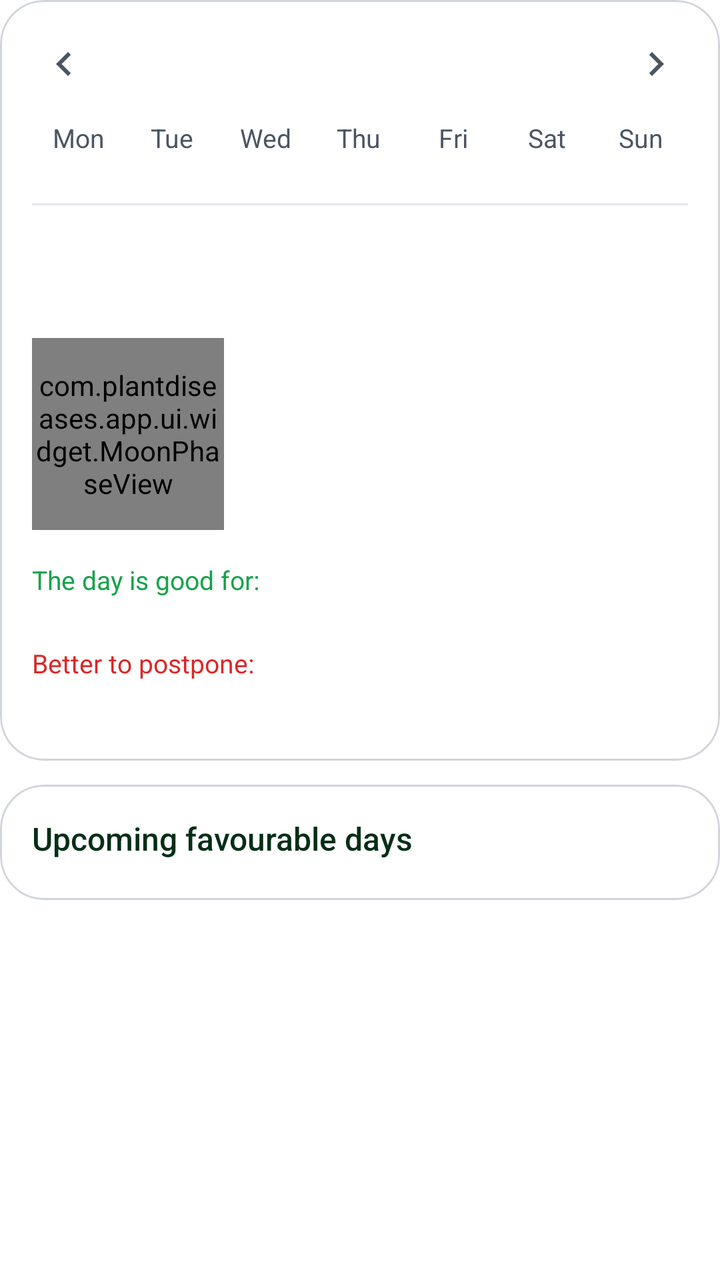
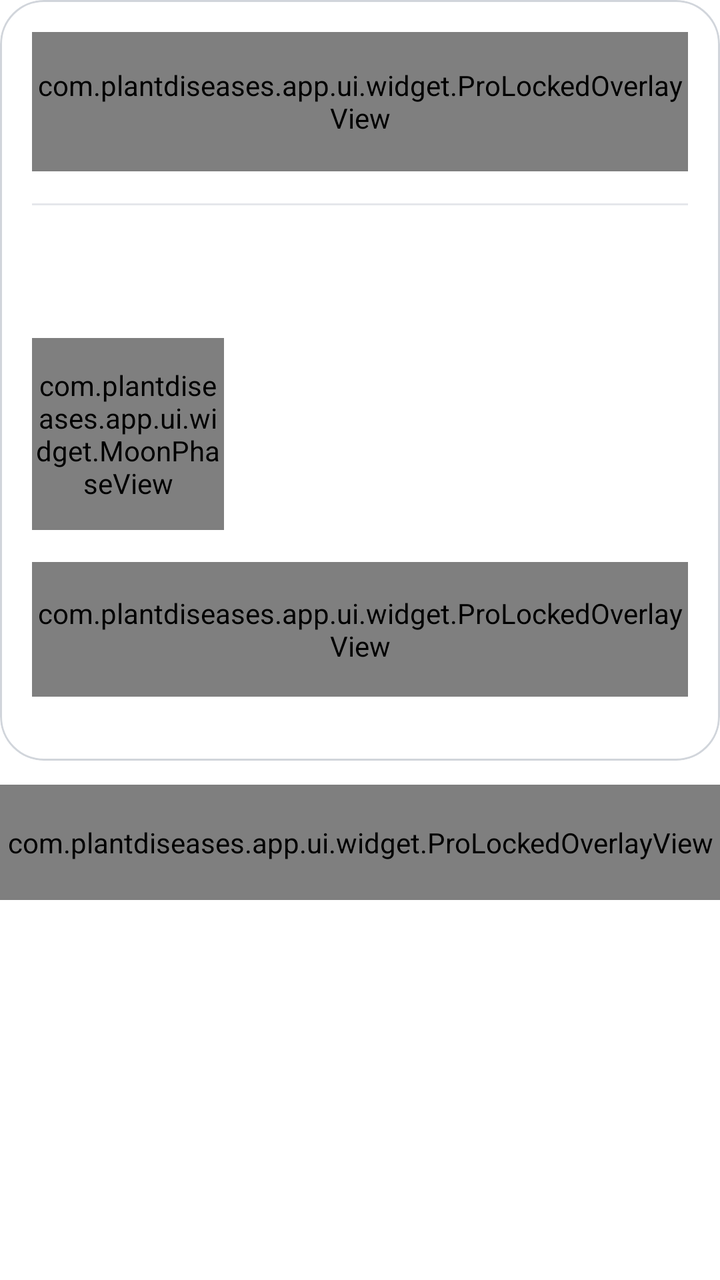

Screens rendered from an Android XML layout before and after an edit, with the pre-edit source and the edit as a unified diff.
<!-- AndroidManifest.xml: application theme Theme.PlantDiseases -->
<!-- res/layout/view_lunar_calendar.xml -->
<?xml version="1.0" encoding="utf-8"?>
<LinearLayout xmlns:android="http://schemas.android.com/apk/res/android"
    xmlns:app="http://schemas.android.com/apk/res-auto"
    android:id="@+id/lunar_root"
    android:layout_width="match_parent"
    android:layout_height="wrap_content"
    android:orientation="vertical">

    
    <com.google.android.material.card.MaterialCardView
        style="@style/App.GlassCard"
        android:layout_width="match_parent"
        android:layout_height="wrap_content"
        app:cardBackgroundColor="@color/surface">

        <LinearLayout
            android:layout_width="match_parent"
            android:layout_height="wrap_content"
            android:orientation="vertical">

            <LinearLayout
                android:layout_width="match_parent"
                android:layout_height="wrap_content"
                android:gravity="center_vertical"
                android:orientation="horizontal">

                <ImageView
                    android:id="@+id/lunar_prev"
                    android:layout_width="32dp"
                    android:layout_height="32dp"
                    android:background="?attr/selectableItemBackgroundBorderless"
                    android:contentDescription="@string/lunar_prev_month"
                    android:padding="4dp"
                    android:rotation="180"
                    android:src="@drawable/ic_chevron_right"
                    app:tint="@color/on_surface_secondary" />

                <TextView
                    android:id="@+id/lunar_month_label"
                    android:layout_width="0dp"
                    android:layout_height="wrap_content"
                    android:layout_weight="1"
                    android:fontFamily="sans-serif-medium"
                    android:gravity="center"
                    android:textColor="@color/on_surface"
                    android:textSize="@dimen/text_title_sm" />

                <ImageView
                    android:id="@+id/lunar_next"
                    android:layout_width="32dp"
                    android:layout_height="32dp"
                    android:background="?attr/selectableItemBackgroundBorderless"
                    android:contentDescription="@string/lunar_next_month"
                    android:padding="4dp"
                    android:src="@drawable/ic_chevron_right"
                    app:tint="@color/on_surface_secondary" />
            </LinearLayout>

            <LinearLayout
                android:id="@+id/lunar_dow_row"
                android:layout_width="match_parent"
                android:layout_height="wrap_content"
                android:layout_marginTop="@dimen/space_md"
                android:orientation="horizontal">

                <TextView
                    android:layout_width="0dp"
                    android:layout_height="wrap_content"
                    android:layout_weight="1"
                    android:gravity="center"
                    android:text="@string/lunar_dow_mon"
                    android:textColor="@color/on_surface_secondary"
                    android:textSize="@dimen/text_body_sm" />

                <TextView
                    android:layout_width="0dp"
                    android:layout_height="wrap_content"
                    android:layout_weight="1"
                    android:gravity="center"
                    android:text="@string/lunar_dow_tue"
                    android:textColor="@color/on_surface_secondary"
                    android:textSize="@dimen/text_body_sm" />

                <TextView
                    android:layout_width="0dp"
                    android:layout_height="wrap_content"
                    android:layout_weight="1"
                    android:gravity="center"
                    android:text="@string/lunar_dow_wed"
                    android:textColor="@color/on_surface_secondary"
                    android:textSize="@dimen/text_body_sm" />

                <TextView
                    android:layout_width="0dp"
                    android:layout_height="wrap_content"
                    android:layout_weight="1"
                    android:gravity="center"
                    android:text="@string/lunar_dow_thu"
                    android:textColor="@color/on_surface_secondary"
                    android:textSize="@dimen/text_body_sm" />

                <TextView
                    android:layout_width="0dp"
                    android:layout_height="wrap_content"
                    android:layout_weight="1"
                    android:gravity="center"
                    android:text="@string/lunar_dow_fri"
                    android:textColor="@color/on_surface_secondary"
                    android:textSize="@dimen/text_body_sm" />

                <TextView
                    android:layout_width="0dp"
                    android:layout_height="wrap_content"
                    android:layout_weight="1"
                    android:gravity="center"
                    android:text="@string/lunar_dow_sat"
                    android:textColor="@color/on_surface_secondary"
                    android:textSize="@dimen/text_body_sm" />

                <TextView
                    android:layout_width="0dp"
                    android:layout_height="wrap_content"
                    android:layout_weight="1"
                    android:gravity="center"
                    android:text="@string/lunar_dow_sun"
                    android:textColor="@color/on_surface_secondary"
                    android:textSize="@dimen/text_body_sm" />
            </LinearLayout>

            <GridLayout
                android:id="@+id/lunar_grid"
                android:layout_width="match_parent"
                android:layout_height="wrap_content"
                android:layout_marginTop="@dimen/space_sm"
                android:columnCount="7" />

            <View
                android:layout_width="match_parent"
                android:layout_height="1dp"
                android:layout_marginTop="@dimen/space_lg"
                android:background="@color/divider" />

            
            <LinearLayout
                android:id="@+id/lunar_day_panel"
                android:layout_width="match_parent"
                android:layout_height="wrap_content"
                android:layout_marginTop="@dimen/space_lg"
                android:orientation="vertical">

                <TextView
                    android:id="@+id/lunar_today_title"
                    android:layout_width="match_parent"
                    android:layout_height="wrap_content"
                    android:fontFamily="sans-serif-medium"
                    android:textColor="@color/primary"
                    android:textSize="@dimen/text_title_sm" />

                <TextView
                    android:id="@+id/lunar_category_note"
                    android:layout_width="match_parent"
                    android:layout_height="wrap_content"
                    android:layout_marginTop="2dp"
                    android:textColor="@color/on_surface_secondary"
                    android:textSize="@dimen/text_caption" />

                <TextView
                    android:id="@+id/lunar_range_note"
                    android:layout_width="match_parent"
                    android:layout_height="wrap_content"
                    android:layout_marginTop="2dp"
                    android:textColor="@color/warning_amber"
                    android:textSize="@dimen/text_caption"
                    android:visibility="gone" />

                <LinearLayout
                    android:layout_width="match_parent"
                    android:layout_height="wrap_content"
                    android:layout_marginTop="@dimen/space_md"
                    android:gravity="center_vertical"
                    android:orientation="horizontal">

                    <com.plantdiseases.app.ui.widget.MoonPhaseView
                        android:id="@+id/lunar_moon"
                        android:layout_width="96dp"
                        android:layout_height="96dp" />

                    <LinearLayout
                        android:layout_width="0dp"
                        android:layout_height="wrap_content"
                        android:layout_marginStart="@dimen/space_lg"
                        android:layout_weight="1"
                        android:orientation="vertical">

                        <TextView
                            android:id="@+id/lunar_phase_name"
                            android:layout_width="match_parent"
                            android:layout_height="wrap_content"
                            android:textColor="@color/on_surface"
                            android:textSize="@dimen/text_title_sm" />

                        <LinearLayout
                            android:layout_width="match_parent"
                            android:layout_height="wrap_content"
                            android:layout_marginTop="2dp"
                            android:gravity="center_vertical"
                            android:orientation="horizontal">

                            <ImageView
                                android:id="@+id/lunar_sign_icon"
                                android:layout_width="20dp"
                                android:layout_height="20dp"
                                android:contentDescription="@null"
                                android:importantForAccessibility="no"
                                app:tint="@color/primary" />

                            <TextView
                                android:id="@+id/lunar_sign"
                                android:layout_width="0dp"
                                android:layout_height="wrap_content"
                                android:layout_marginStart="@dimen/space_xs"
                                android:layout_weight="1"
                                android:textColor="@color/on_surface"
                                android:textSize="@dimen/text_body" />
                        </LinearLayout>
                    </LinearLayout>
                </LinearLayout>

                <TextView
                    android:id="@+id/lunar_good_label"
                    android:layout_width="match_parent"
                    android:layout_height="wrap_content"
                    android:layout_marginTop="@dimen/space_lg"
                    android:text="@string/lunar_good_for"
                    android:textColor="@color/primary"
                    android:textSize="@dimen/text_body_sm" />

                <LinearLayout
                    android:id="@+id/lunar_good_tasks"
                    android:layout_width="match_parent"
                    android:layout_height="wrap_content"
                    android:layout_marginTop="@dimen/space_sm"
                    android:orientation="horizontal" />

                <TextView
                    android:id="@+id/lunar_avoid_label"
                    android:layout_width="match_parent"
                    android:layout_height="wrap_content"
                    android:layout_marginTop="@dimen/space_lg"
                    android:text="@string/lunar_avoid"
                    android:textColor="@color/disease_red"
                    android:textSize="@dimen/text_body_sm" />

                <LinearLayout
                    android:id="@+id/lunar_avoid_tasks"
                    android:layout_width="match_parent"
                    android:layout_height="wrap_content"
                    android:layout_marginTop="@dimen/space_sm"
                    android:orientation="horizontal" />

                
                <LinearLayout
                    android:id="@+id/lunar_category_breakdown"
                    android:layout_width="match_parent"
                    android:layout_height="wrap_content"
                    android:layout_marginTop="@dimen/space_lg"
                    android:orientation="vertical"
                    android:visibility="gone" />
            </LinearLayout>

            <LinearLayout
                android:id="@+id/lunar_legend"
                android:layout_width="match_parent"
                android:layout_height="wrap_content"
                android:layout_marginTop="@dimen/space_lg"
                android:orientation="vertical" />
        </LinearLayout>
    </com.google.android.material.card.MaterialCardView>

    
    <com.google.android.material.card.MaterialCardView
        android:id="@+id/lunar_upcoming_card"
        style="@style/App.GlassCard"
        android:layout_width="match_parent"
        android:layout_height="wrap_content"
        android:layout_marginTop="@dimen/space_md"
        app:cardBackgroundColor="@color/surface">

        <LinearLayout
            android:layout_width="match_parent"
            android:layout_height="wrap_content"
            android:orientation="vertical">

            <TextView
                android:layout_width="match_parent"
                android:layout_height="wrap_content"
                android:fontFamily="sans-serif-medium"
                android:text="@string/lunar_upcoming"
                android:textColor="@color/on_surface"
                android:textSize="@dimen/text_title_sm" />

            <LinearLayout
                android:id="@+id/lunar_upcoming_list"
                android:layout_width="match_parent"
                android:layout_height="wrap_content"
                android:layout_marginTop="@dimen/space_xs"
                android:orientation="vertical" />
        </LinearLayout>
    </com.google.android.material.card.MaterialCardView>
</LinearLayout>
<!-- resources referenced by this layout -->
<resources>
  <color name="disease_red">#DC2626</color>
  <color name="divider">#E5E7EB</color>
  <color name="on_surface">#052E16</color>
  <color name="on_surface_secondary">#4B5563</color>
  <color name="primary">#16A34A</color>
  <color name="surface">#FFFFFF</color>
  <color name="warning_amber">#D97706</color>
  <dimen name="space_lg">16dp</dimen>
  <dimen name="space_md">12dp</dimen>
  <dimen name="space_sm">8dp</dimen>
  <dimen name="space_xs">4dp</dimen>
  <dimen name="text_body">14sp</dimen>
  <dimen name="text_body_sm">13sp</dimen>
  <dimen name="text_caption">11sp</dimen>
  <dimen name="text_title_sm">16sp</dimen>
  <!-- drawable ic_chevron_right (drawable) -->
  <vector xmlns:android="http://schemas.android.com/apk/res/android" android:width="24dp" android:height="24dp" android:viewportWidth="24" android:viewportHeight="24">
      <path android:fillColor="#000000" android:pathData="M10,6L8.59,7.41 13.17,12l-4.58,4.59L10,18l6,-6z"/>
  </vector>
  <string name="lunar_avoid">Better to postpone:</string>
  <string name="lunar_dow_fri">Fri</string>
  <string name="lunar_dow_mon">Mon</string>
  <string name="lunar_dow_sat">Sat</string>
  <string name="lunar_dow_sun">Sun</string>
  <string name="lunar_dow_thu">Thu</string>
  <string name="lunar_dow_tue">Tue</string>
  <string name="lunar_dow_wed">Wed</string>
  <string name="lunar_good_for">The day is good for:</string>
  <string name="lunar_next_month">Next month</string>
  <string name="lunar_prev_month">Previous month</string>
  <string name="lunar_upcoming">Upcoming favourable days</string>
  <style name="App.GlassCard" parent="Widget.Material3.CardView.Filled">
          <item name="cardBackgroundColor">?attr/colorSurfaceContainerLow</item>
          <item name="cardCornerRadius">@dimen/radius_lg</item>
          <item name="cardElevation">0dp</item>
          <item name="strokeWidth">@dimen/glass_stroke_width</item>
          <item name="strokeColor">@color/card_stroke</item>
          <item name="contentPadding">@dimen/space_lg</item>
      </style>
  <dimen name="radius_lg">22dp</dimen>
  <dimen name="glass_stroke_width">1dp</dimen>
  <color name="card_stroke">#D1D5DB</color>
  <color name="primary_dark">#15803D</color>
  <color name="on_primary">#FFFFFF</color>
  <color name="primary_light">#DCFCE7</color>
  <color name="secondary">#4ADE80</color>
  <color name="on_secondary">#052E16</color>
  <color name="background">#FFFFFF</color>
  <style name="App.Animation.Navigation" parent="@android:style/Animation.Activity">
          <item name="android:activityOpenEnterAnimation">@anim/navigation_forward_enter</item>
          <item name="android:activityOpenExitAnimation">@anim/navigation_forward_exit</item>
          <item name="android:activityCloseEnterAnimation">@anim/navigation_back_enter</item>
          <item name="android:activityCloseExitAnimation">@anim/navigation_back_exit</item>
      </style>
  <color name="surface_variant">#F0FDF4</color>
  <color name="surface_container_low">#F4FBF6</color>
  <color name="surface_container">#ECF7F0</color>
  <style name="App.FAB" parent="Widget.Material3.FloatingActionButton.Primary">
          <item name="backgroundTint">@color/primary</item>
          <item name="tint">@color/on_primary</item>
          <item name="rippleColor">@color/primary_dark</item>
          <item name="elevation">6dp</item>
          <item name="hoveredFocusedTranslationZ">8dp</item>
          <item name="pressedTranslationZ">10dp</item>
      </style>
  <style name="ShapeAppearance.App.Button" parent="ShapeAppearance.Material3.Corner.Large">
          <item name="cornerSize">24dp</item>
      </style>
  <dimen name="space_2xl">24dp</dimen>
  <!-- unchanged entries left out for length: 3 -->
</resources>

<!-- the commit's change to res/layout/view_lunar_calendar.xml (unified diff, before → after) -->
@@ -18,11 +18,21 @@
             android:layout_height="wrap_content"
             android:orientation="vertical">
 
-            <LinearLayout
-                android:layout_width="match_parent"
-                android:layout_height="wrap_content"
-                android:gravity="center_vertical"
-                android:orientation="horizontal">
+            <FrameLayout
+                android:layout_width="match_parent"
+                android:layout_height="wrap_content">
+
+                <LinearLayout
+                    android:id="@+id/lunar_month_preview"
+                    android:layout_width="match_parent"
+                    android:layout_height="wrap_content"
+                    android:orientation="vertical">
+
+                    <LinearLayout
+                        android:layout_width="match_parent"
+                        android:layout_height="wrap_content"
+                        android:gravity="center_vertical"
+                        android:orientation="horizontal">
 
                 <ImageView
                     android:id="@+id/lunar_prev"
@@ -54,14 +64,14 @@
                     android:padding="4dp"
                     android:src="@drawable/ic_chevron_right"
                     app:tint="@color/on_surface_secondary" />
-            </LinearLayout>
-
-            <LinearLayout
-                android:id="@+id/lunar_dow_row"
-                android:layout_width="match_parent"
-                android:layout_height="wrap_content"
-                android:layout_marginTop="@dimen/space_md"
-                android:orientation="horizontal">
+                    </LinearLayout>
+
+                    <LinearLayout
+                        android:id="@+id/lunar_dow_row"
+                        android:layout_width="match_parent"
+                        android:layout_height="wrap_content"
+                        android:layout_marginTop="@dimen/space_md"
+                        android:orientation="horizontal">
 
                 <TextView
                     android:layout_width="0dp"
@@ -125,14 +135,21 @@
                     android:text="@string/lunar_dow_sun"
                     android:textColor="@color/on_surface_secondary"
                     android:textSize="@dimen/text_body_sm" />
-            </LinearLayout>
-
-            <GridLayout
-                android:id="@+id/lunar_grid"
-                android:layout_width="match_parent"
-                android:layout_height="wrap_content"
-                android:layout_marginTop="@dimen/space_sm"
-                android:columnCount="7" />
+                    </LinearLayout>
+
+                    <GridLayout
+                        android:id="@+id/lunar_grid"
+                        android:layout_width="match_parent"
+                        android:layout_height="wrap_content"
+                        android:layout_marginTop="@dimen/space_sm"
+                        android:columnCount="7" />
+                </LinearLayout>
+
+                <com.plantdiseases.app.ui.widget.ProLockedOverlayView
+                    android:id="@+id/lunar_month_gate"
+                    android:layout_width="match_parent"
+                    android:layout_height="match_parent" />
+            </FrameLayout>
 
             <View
                 android:layout_width="match_parent"
@@ -226,46 +243,62 @@
                     </LinearLayout>
                 </LinearLayout>
 
-                <TextView
-                    android:id="@+id/lunar_good_label"
-                    android:layout_width="match_parent"
-                    android:layout_height="wrap_content"
-                    android:layout_marginTop="@dimen/space_lg"
-                    android:text="@string/lunar_good_for"
-                    android:textColor="@color/primary"
-                    android:textSize="@dimen/text_body_sm" />
-
-                <LinearLayout
-                    android:id="@+id/lunar_good_tasks"
-                    android:layout_width="match_parent"
-                    android:layout_height="wrap_content"
-                    android:layout_marginTop="@dimen/space_sm"
-                    android:orientation="horizontal" />
-
-                <TextView
-                    android:id="@+id/lunar_avoid_label"
-                    android:layout_width="match_parent"
-                    android:layout_height="wrap_content"
-                    android:layout_marginTop="@dimen/space_lg"
-                    android:text="@string/lunar_avoid"
-                    android:textColor="@color/disease_red"
-                    android:textSize="@dimen/text_body_sm" />
-
-                <LinearLayout
-                    android:id="@+id/lunar_avoid_tasks"
-                    android:layout_width="match_parent"
-                    android:layout_height="wrap_content"
-                    android:layout_marginTop="@dimen/space_sm"
-                    android:orientation="horizontal" />
-
-                
-                <LinearLayout
-                    android:id="@+id/lunar_category_breakdown"
-                    android:layout_width="match_parent"
-                    android:layout_height="wrap_content"
-                    android:layout_marginTop="@dimen/space_lg"
-                    android:orientation="vertical"
-                    android:visibility="gone" />
+                <FrameLayout
+                    android:layout_width="match_parent"
+                    android:layout_height="wrap_content"
+                    android:layout_marginTop="@dimen/space_lg">
+
+                    <LinearLayout
+                        android:id="@+id/lunar_recommendations_preview"
+                        android:layout_width="match_parent"
+                        android:layout_height="wrap_content"
+                        android:orientation="vertical">
+
+                        <TextView
+                            android:id="@+id/lunar_good_label"
+                            android:layout_width="match_parent"
+                            android:layout_height="wrap_content"
+                            android:text="@string/lunar_good_for"
+                            android:textColor="@color/primary"
+                            android:textSize="@dimen/text_body_sm" />
+
+                        <LinearLayout
+                            android:id="@+id/lunar_good_tasks"
+                            android:layout_width="match_parent"
+                            android:layout_height="wrap_content"
+                            android:layout_marginTop="@dimen/space_sm"
+                            android:orientation="horizontal" />
+
+                        <TextView
+                            android:id="@+id/lunar_avoid_label"
+                            android:layout_width="match_parent"
+                            android:layout_height="wrap_content"
+                            android:layout_marginTop="@dimen/space_lg"
+                            android:text="@string/lunar_avoid"
+                            android:textColor="@color/disease_red"
+                            android:textSize="@dimen/text_body_sm" />
+
+                        <LinearLayout
+                            android:id="@+id/lunar_avoid_tasks"
+                            android:layout_width="match_parent"
+                            android:layout_height="wrap_content"
+                            android:layout_marginTop="@dimen/space_sm"
+                            android:orientation="horizontal" />
+
+                        
+                        <LinearLayout
+                            android:id="@+id/lunar_category_breakdown"
+                            android:layout_width="match_parent"
+                            android:layout_height="wrap_content"
+                            android:orientation="vertical"
+                            android:visibility="gone" />
+                    </LinearLayout>
+
+                    <com.plantdiseases.app.ui.widget.ProLockedOverlayView
+                        android:id="@+id/lunar_recommendations_gate"
+                        android:layout_width="match_parent"
+                        android:layout_height="match_parent" />
+                </FrameLayout>
             </LinearLayout>
 
             <LinearLayout
@@ -278,33 +311,44 @@
     </com.google.android.material.card.MaterialCardView>
 
     
-    <com.google.android.material.card.MaterialCardView
-        android:id="@+id/lunar_upcoming_card"
-        style="@style/App.GlassCard"
+    <FrameLayout
+        android:id="@+id/lunar_upcoming_frame"
         android:layout_width="match_parent"
         android:layout_height="wrap_content"
-        android:layout_marginTop="@dimen/space_md"
-        app:cardBackgroundColor="@color/surface">
-
-        <LinearLayout
+        android:layout_marginTop="@dimen/space_md">
+
+        <com.google.android.material.card.MaterialCardView
+            android:id="@+id/lunar_upcoming_card"
+            style="@style/App.GlassCard"
             android:layout_width="match_parent"
             android:layout_height="wrap_content"
-            android:orientation="vertical">
-
-            <TextView
+            app:cardBackgroundColor="@color/surface">
+
+            <LinearLayout
                 android:layout_width="match_parent"
                 android:layout_height="wrap_content"
-                android:fontFamily="sans-serif-medium"
-                android:text="@string/lunar_upcoming"
-                android:textColor="@color/on_surface"
-                android:textSize="@dimen/text_title_sm" />
-
-            <LinearLayout
-                android:id="@+id/lunar_upcoming_list"
-                android:layout_width="match_parent"
-                android:layout_height="wrap_content"
-                android:layout_marginTop="@dimen/space_xs"
-                android:orientation="vertical" />
-        </LinearLayout>
-    </com.google.android.material.card.MaterialCardView>
+                android:orientation="vertical">
+
+                <TextView
+                    android:layout_width="match_parent"
+                    android:layout_height="wrap_content"
+                    android:fontFamily="sans-serif-medium"
+                    android:text="@string/lunar_upcoming"
+                    android:textColor="@color/on_surface"
+                    android:textSize="@dimen/text_title_sm" />
+
+                <LinearLayout
+                    android:id="@+id/lunar_upcoming_list"
+                    android:layout_width="match_parent"
+                    android:layout_height="wrap_content"
+                    android:layout_marginTop="@dimen/space_xs"
+                    android:orientation="vertical" />
+            </LinearLayout>
+        </com.google.android.material.card.MaterialCardView>
+
+        <com.plantdiseases.app.ui.widget.ProLockedOverlayView
+            android:id="@+id/lunar_upcoming_gate"
+            android:layout_width="match_parent"
+            android:layout_height="match_parent" />
+    </FrameLayout>
 </LinearLayout>
